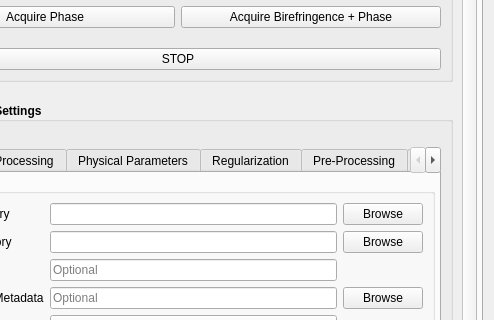
This is recOrder/plugin/qtdesigner/recOrder_calibration_v5.ui in mehta-lab/waveorder as Qt 5 draws it before an edit; both pictures show x 124 to 618 and y 474 to 794 of the 618 by 1035 pixel window. The edited form follows.
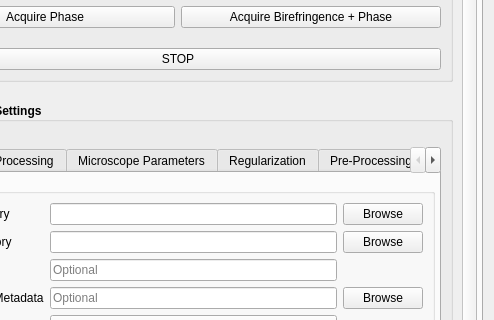
This is the edited form. The open tabs and pages were chosen to show the change. Custom widgets are drawn as their Qt base class.

Commit message: fix small UI bugs, update parameters on calibration load and push parameters upon collection of a background image

```diff
--- a/recOrder/plugin/qtdesigner/recOrder_calibration_v5.ui
+++ b/recOrder/plugin/qtdesigner/recOrder_calibration_v5.ui
@@ -1597,7 +1597,7 @@
                 </widget>
                 <widget class="QWidget" name="Physical">
                  <attribute name="title">
-                  <string>Physical Parameters</string>
+                  <string>Microscope Parameters</string>
                  </attribute>
                  <layout class="QGridLayout" name="gridLayout_11">
                   <property name="leftMargin">
```
The commit also changes 4 other files.
